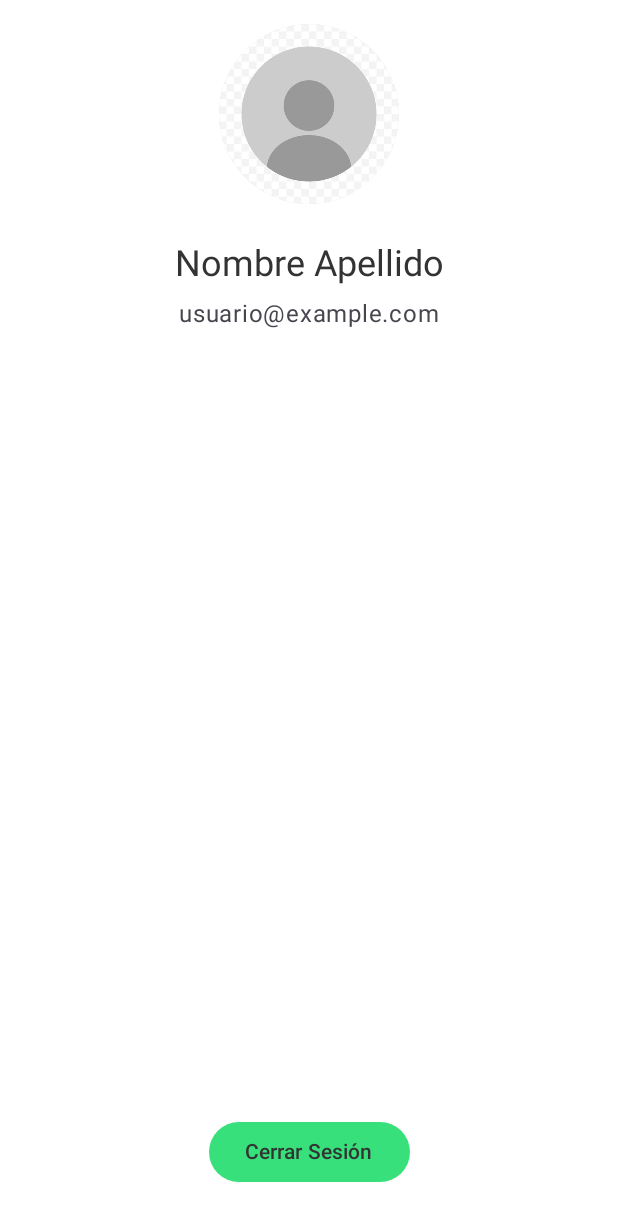
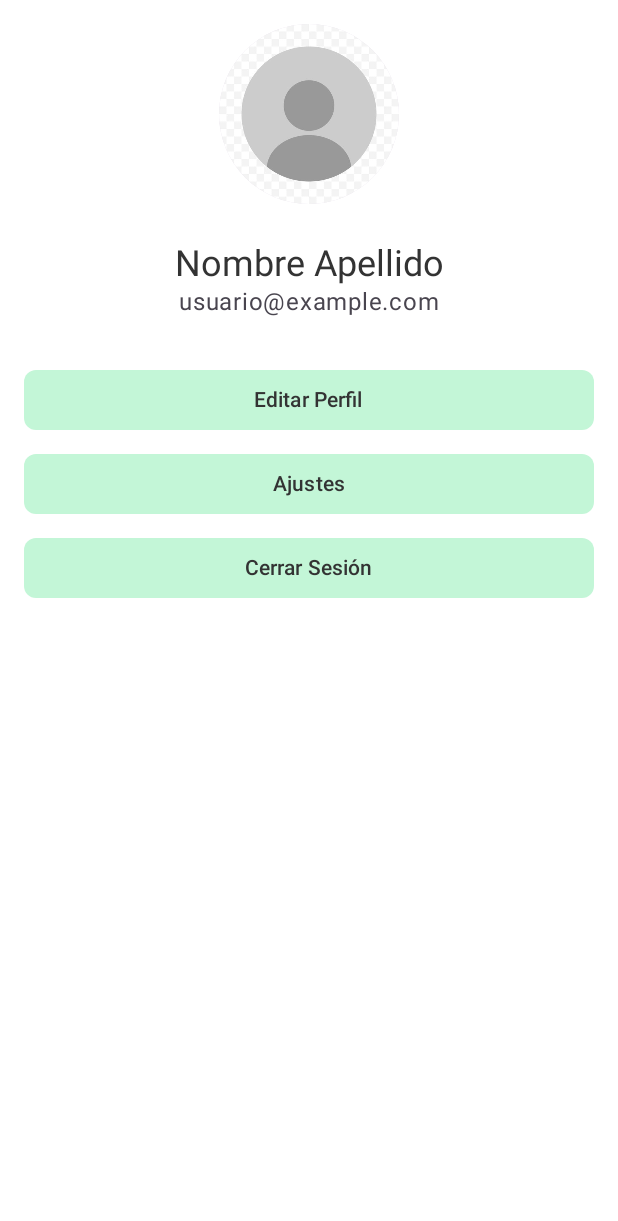
Before and after one commit to valdo0/FitnessApp, an Android app built with Jetpack Compose: the @Preview function ProfileTabScreenPreview, on a phone screen of 412 x 824 dp. Shown: the top 1221 px of the screen. Run offline under Robolectric (Android 15) with nearby library versions, the phone set to English and light mode, and no system bars; pictures from the network do not load.

Commit message:
Añade botones de navegación en ProfileTabScreen para editar perfil, ajustes y cerrar sesión.

```diff
--- a/app/src/main/java/com/example/fitnessapp/ui/main/tabs/profile/ProfileTabScreen.kt
+++ b/app/src/main/java/com/example/fitnessapp/ui/main/tabs/profile/ProfileTabScreen.kt
@@ -4,10 +4,12 @@ import androidx.compose.foundation.layout.Arrangement
 import androidx.compose.foundation.layout.Column
 import androidx.compose.foundation.layout.Spacer
 import androidx.compose.foundation.layout.fillMaxSize
+import androidx.compose.foundation.layout.fillMaxWidth
 import androidx.compose.foundation.layout.height
 import androidx.compose.foundation.layout.padding
 import androidx.compose.foundation.layout.size
 import androidx.compose.material3.Button
+import androidx.compose.material3.ButtonDefaults
 import androidx.compose.material3.MaterialTheme
 import androidx.compose.material3.Text
 import androidx.compose.runtime.Composable
@@ -35,7 +37,6 @@ fun ProfileTabScreen(modifier: Modifier = Modifier, navController: NavHostContro
             placeholderResId = R.drawable.profile_placeholder,
             imageSize = 120.dp,
             borderWidth = 3.dp,
-            borderColor = MaterialTheme.colorScheme.primary
         )
         Spacer(modifier = Modifier.height(24.dp))
 
@@ -45,7 +46,6 @@ fun ProfileTabScreen(modifier: Modifier = Modifier, navController: NavHostContro
             color = MaterialTheme.colorScheme.onSurface
         )
 
-        Spacer(modifier = Modifier.height(8.dp))
 
         Text(
             text = "usuario@example.com",
@@ -53,8 +53,45 @@ fun ProfileTabScreen(modifier: Modifier = Modifier, navController: NavHostContro
             color = MaterialTheme.colorScheme.onSurfaceVariant
         )
 
-        Spacer(modifier = Modifier.weight(1f))
+        Spacer(modifier = Modifier.height(32.dp))
+        Button(
+            onClick = {
+                navController.navigate("login_screen") {
+                    popUpTo(navController.graph.findStartDestination().id) {
+                        inclusive = true
+                    }
+                    launchSingleTop = true
+                }
+            },
+            modifier = Modifier.padding(bottom = 8.dp)
+                .fillMaxWidth(),
+            shape = MaterialTheme.shapes.medium,
+            colors =  ButtonDefaults.buttonColors(
+                containerColor =  MaterialTheme.colorScheme.primary.copy(alpha = 0.3f),
+            )
 
+        ) {
+            Text(text = "Editar Perfil")
+        }
+        Button(
+            onClick = {
+                navController.navigate("login_screen") {
+                    popUpTo(navController.graph.findStartDestination().id) {
+                        inclusive = true
+                    }
+                    launchSingleTop = true
+                }
+            },
+            modifier = Modifier.padding(bottom = 8.dp)
+                .fillMaxWidth(),
+            shape = MaterialTheme.shapes.medium,
+            colors =  ButtonDefaults.buttonColors(
+                containerColor =  MaterialTheme.colorScheme.primary.copy(alpha = 0.3f),
+            )
+
+        ) {
+            Text(text = "Ajustes")
+        }
         Button(
             onClick = {
                 navController.navigate("login_screen") {
@@ -65,6 +102,12 @@ fun ProfileTabScreen(modifier: Modifier = Modifier, navController: NavHostContro
                 }
             },
             modifier = Modifier.padding(bottom = 16.dp)
+                .fillMaxWidth(),
+            shape = MaterialTheme.shapes.medium,
+            colors =  ButtonDefaults.buttonColors(
+                containerColor =  MaterialTheme.colorScheme.primary.copy(alpha = 0.3f),
+            )
+
         ) {
             Text(text = "Cerrar Sesión")
         }
```
